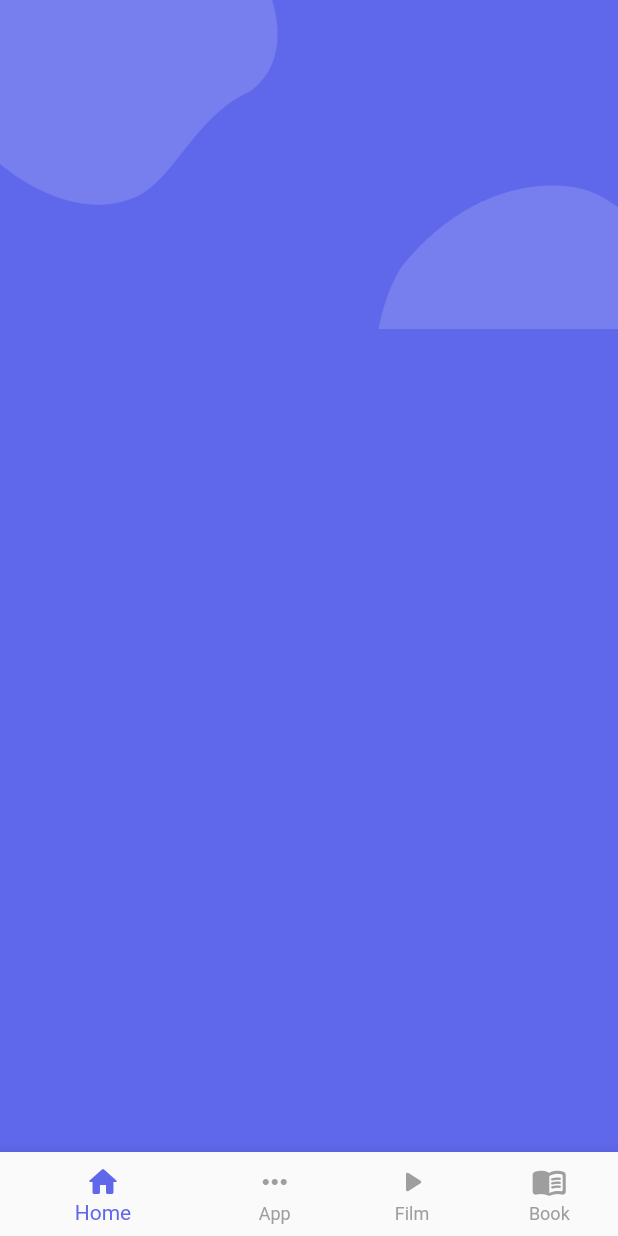
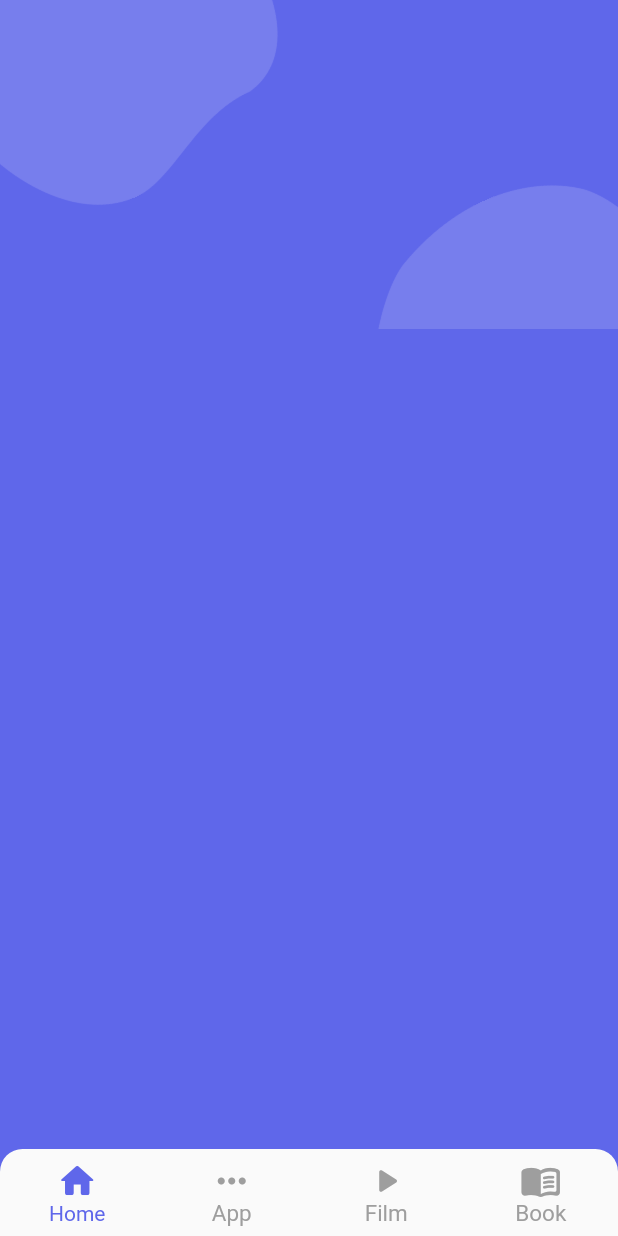
Before and after one commit to CamilleLinan/Test-App-Flutter, a Flutter app: the screen it shows after launch, on a phone screen of 412 x 824 dp. Run offline on Flutter 3.47's test engine with Material 2 defaults, Android fonts, the phone set to English and light mode, and no system bars.

Commit message:
nav is OK

```diff
--- a/lib/main.dart
+++ b/lib/main.dart
@@ -52,7 +52,13 @@ class _HomeScreenState extends State<HomeScreen> {
           ),
           Align(
             alignment: Alignment.bottomCenter,
+            child: ClipRRect(
+              borderRadius: const BorderRadius.only(
+                topLeft: Radius.circular(15.0),
+                topRight: Radius.circular(15.0),
+              ),
               child: BottomNavigationBar(
+                type: BottomNavigationBarType.fixed,
                 items: const <BottomNavigationBarItem>[
                   BottomNavigationBarItem(
                     label: 'Home',
@@ -72,10 +78,13 @@ class _HomeScreenState extends State<HomeScreen> {
                   ),
                 ],
                 currentIndex: _selectedIndex,
-              selectedItemColor: const Color(0xFF5F67EA),
+                fixedColor: const Color(0xFF5F67EA),
                 unselectedItemColor: Colors.grey,
+                iconSize: 28,
+                unselectedFontSize: 15,
                 showUnselectedLabels: true,
                 onTap: _onItemTapped,
+              ),
             ),
           ),
         ],
```
Lines whose indentation alone changed are shown as unchanged.
